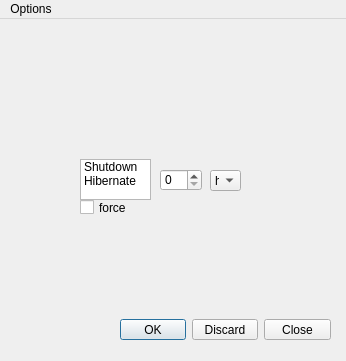
The window that mainwindow.ui (kolesnykanton/shutdownApp) describes before a commit, drawn with Qt 5.
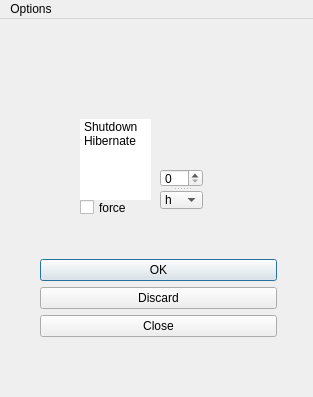
The same window after the commit.

Patch:
```diff
--- a/mainwindow.ui
+++ b/mainwindow.ui
@@ -6,8 +6,8 @@
    <rect>
     <x>0</x>
     <y>0</y>
-    <width>346</width>
-    <height>361</height>
+    <width>313</width>
+    <height>397</height>
    </rect>
   </property>
   <property name="windowTitle">
@@ -17,15 +17,18 @@
    <widget class="QDialogButtonBox" name="buttonBox">
     <property name="geometry">
      <rect>
-      <x>120</x>
-      <y>300</y>
-      <width>211</width>
-      <height>21</height>
+      <x>40</x>
+      <y>240</y>
+      <width>237</width>
+      <height>91</height>
      </rect>
     </property>
     <property name="layoutDirection">
      <enum>Qt::LeftToRight</enum>
     </property>
+    <property name="orientation">
+     <enum>Qt::Vertical</enum>
+    </property>
     <property name="standardButtons">
      <set>QDialogButtonBox::Close|QDialogButtonBox::Discard|QDialogButtonBox::Ok</set>
     </property>
@@ -53,21 +56,208 @@
     <property name="geometry">
      <rect>
       <x>80</x>
-      <y>140</y>
+      <y>100</y>
       <width>71</width>
-      <height>41</height>
+      <height>81</height>
      </rect>
     </property>
+    <property name="palette">
+     <palette>
+      <active>
+       <colorrole role="WindowText">
+        <brush brushstyle="SolidPattern">
+         <color alpha="255">
+          <red>0</red>
+          <green>0</green>
+          <blue>0</blue>
+         </color>
+        </brush>
+       </colorrole>
+       <colorrole role="Midlight">
+        <brush brushstyle="SolidPattern">
+         <color alpha="255">
+          <red>255</red>
+          <green>255</green>
+          <blue>255</blue>
+         </color>
+        </brush>
+       </colorrole>
+       <colorrole role="Dark">
+        <brush brushstyle="SolidPattern">
+         <color alpha="255">
+          <red>255</red>
+          <green>255</green>
+          <blue>255</blue>
+         </color>
+        </brush>
+       </colorrole>
+       <colorrole role="Mid">
+        <brush brushstyle="SolidPattern">
+         <color alpha="255">
+          <red>255</red>
+          <green>255</green>
+          <blue>255</blue>
+         </color>
+        </brush>
+       </colorrole>
+       <colorrole role="Text">
+        <brush brushstyle="SolidPattern">
+         <color alpha="255">
+          <red>0</red>
+          <green>0</green>
+          <blue>0</blue>
+         </color>
+        </brush>
+       </colorrole>
+       <colorrole role="ButtonText">
+        <brush brushstyle="SolidPattern">
+         <color alpha="255">
+          <red>0</red>
+          <green>0</green>
+          <blue>0</blue>
+         </color>
+        </brush>
+       </colorrole>
+      </active>
+      <inactive>
+       <colorrole role="WindowText">
+        <brush brushstyle="SolidPattern">
+         <color alpha="255">
+          <red>0</red>
+          <green>0</green>
+          <blue>0</blue>
+         </color>
+        </brush>
+       </colorrole>
+       <colorrole role="Midlight">
+        <brush brushstyle="SolidPattern">
+         <color alpha="255">
+          <red>255</red>
+          <green>255</green>
+          <blue>255</blue>
+         </color>
+        </brush>
+       </colorrole>
+       <colorrole role="Dark">
+        <brush brushstyle="SolidPattern">
+         <color alpha="255">
+          <red>255</red>
+          <green>255</green>
+          <blue>255</blue>
+         </color>
+        </brush>
+       </colorrole>
+       <colorrole role="Mid">
+        <brush brushstyle="SolidPattern">
+         <color alpha="255">
+          <red>255</red>
+          <green>255</green>
+          <blue>255</blue>
+         </color>
+        </brush>
+       </colorrole>
+       <colorrole role="Text">
+        <brush brushstyle="SolidPattern">
+         <color alpha="255">
+          <red>0</red>
+          <green>0</green>
+          <blue>0</blue>
+         </color>
+        </brush>
+       </colorrole>
+       <colorrole role="ButtonText">
+        <brush brushstyle="SolidPattern">
+         <color alpha="255">
+          <red>0</red>
+          <green>0</green>
+          <blue>0</blue>
+         </color>
+        </brush>
+       </colorrole>
+      </inactive>
+      <disabled>
+       <colorrole role="WindowText">
+        <brush brushstyle="SolidPattern">
+         <color alpha="255">
+          <red>255</red>
+          <green>255</green>
+          <blue>255</blue>
+         </color>
+        </brush>
+       </colorrole>
+       <colorrole role="Midlight">
+        <brush brushstyle="SolidPattern">
+         <color alpha="255">
+          <red>255</red>
+          <green>255</green>
+          <blue>255</blue>
+         </color>
+        </brush>
+       </colorrole>
+       <colorrole role="Dark">
+        <brush brushstyle="SolidPattern">
+         <color alpha="255">
+          <red>255</red>
+          <green>255</green>
+          <blue>255</blue>
+         </color>
+        </brush>
+       </colorrole>
+       <colorrole role="Mid">
+        <brush brushstyle="SolidPattern">
+         <color alpha="255">
+          <red>255</red>
+          <green>255</green>
+          <blue>255</blue>
+         </color>
+        </brush>
+       </colorrole>
+       <colorrole role="Text">
+        <brush brushstyle="SolidPattern">
+         <color alpha="255">
+          <red>255</red>
+          <green>255</green>
+          <blue>255</blue>
+         </color>
+        </brush>
+       </colorrole>
+       <colorrole role="ButtonText">
+        <brush brushstyle="SolidPattern">
+         <color alpha="255">
+          <red>255</red>
+          <green>255</green>
+          <blue>255</blue>
+         </color>
+        </brush>
+       </colorrole>
+      </disabled>
+     </palette>
+    </property>
     <property name="mouseTracking">
      <bool>false</bool>
     </property>
     <property name="autoFillBackground">
      <bool>true</bool>
     </property>
+    <property name="frameShape">
+     <enum>QFrame::Panel</enum>
+    </property>
+    <property name="sortingEnabled">
+     <bool>false</bool>
+    </property>
     <item>
      <property name="text">
       <string>Shutdown</string>
      </property>
+     <property name="background">
+      <brush brushstyle="NoBrush">
+       <color alpha="255">
+        <red>255</red>
+        <green>0</green>
+        <blue>0</blue>
+       </color>
+      </brush>
+     </property>
     </item>
     <item>
      <property name="text">
@@ -75,46 +265,43 @@
      </property>
     </item>
    </widget>
-   <widget class="QSpinBox" name="spinBox">
+   <widget class="QSplitter" name="splitter">
     <property name="geometry">
      <rect>
       <x>160</x>
       <y>150</y>
-      <width>42</width>
-      <height>22</height>
+      <width>43</width>
+      <height>40</height>
      </rect>
     </property>
-    <property name="maximum">
-     <number>150</number>
+    <property name="orientation">
+     <enum>Qt::Vertical</enum>
     </property>
-    <property name="value">
-     <number>0</number>
-    </property>
-   </widget>
-   <widget class="QComboBox" name="comboBox">
-    <property name="geometry">
-     <rect>
-      <x>210</x>
-      <y>151</y>
-      <width>31</width>
-      <height>21</height>
-     </rect>
-    </property>
-    <item>
-     <property name="text">
-      <string>h</string>
+    <widget class="QSpinBox" name="spinBox">
+     <property name="maximum">
+      <number>150</number>
      </property>
-    </item>
-    <item>
-     <property name="text">
-      <string>m</string>
+     <property name="value">
+      <number>0</number>
      </property>
-    </item>
-    <item>
-     <property name="text">
-      <string>s</string>
-     </property>
-    </item>
+    </widget>
+    <widget class="QComboBox" name="comboBox">
+     <item>
+      <property name="text">
+       <string>h</string>
+      </property>
+     </item>
+     <item>
+      <property name="text">
+       <string>m</string>
+      </property>
+     </item>
+     <item>
+      <property name="text">
+       <string>s</string>
+      </property>
+     </item>
+    </widget>
    </widget>
   </widget>
   <widget class="QMenuBar" name="menuBar">
@@ -122,7 +309,7 @@
     <rect>
      <x>0</x>
      <y>0</y>
-     <width>346</width>
+     <width>313</width>
      <height>21</height>
     </rect>
    </property>
```
Left out of the diff: 6 changed lines with no effect on the pictures.
